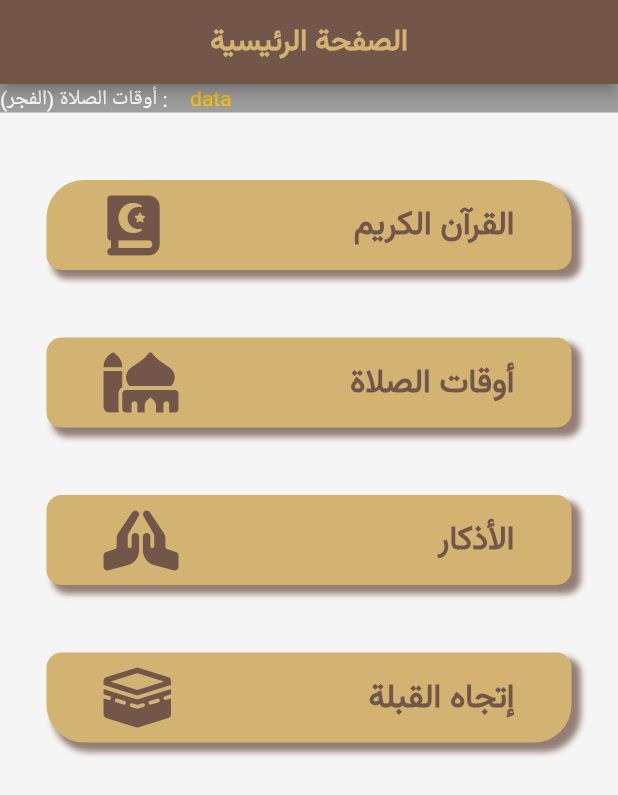
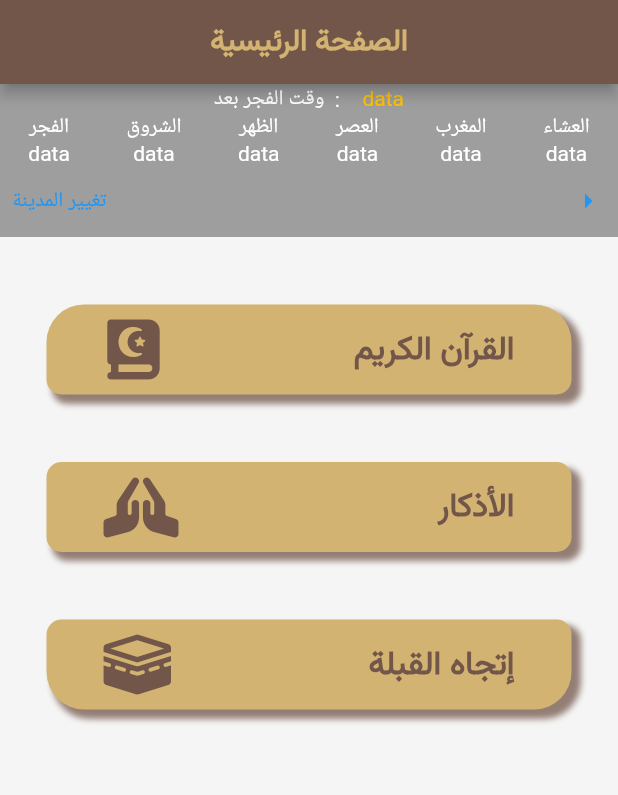
Before and after one commit to BashmailOmar/Alquran-Alshamel, a Flutter app: the screen it shows after launch, on a phone screen of 412 x 824 dp. Shown: the top 795 px of the screen. Run offline on Flutter 3.47's test engine with Material 2 defaults, Android fonts, the phone set to English and light mode, and no system bars; our stand-ins replace font_awesome_flutter.

Commit message:
upload files-2

```diff
--- a/lib/components/pray_time.dart
+++ b/lib/components/pray_time.dart
@@ -11,15 +11,24 @@ class PrayTime extends StatefulWidget {
 
 class _PrayTimeState extends State<PrayTime> {
   late final String prayName = "الفجر";
+  String fajr = "الفجر";
+  String sunrise = "الشروق";
+  String dhohr = "الظهر";
+  String asr = "العصر";
+  String maghreb = "المغرب";
+  String isha = "العشاء";
+
   @override
   Widget build(BuildContext context) {
     return Container(
       color: Colors.grey,
       child: Column(
+        crossAxisAlignment: CrossAxisAlignment.center,
         children: [
           Row(
+            mainAxisAlignment: MainAxisAlignment.center,
             children: [
-              Text("أوقات الصلاة ($prayName) :"),
+              Text("وقت $prayName بعد  :"),
               SizedBox(
                 width: 15,
               ),
@@ -29,6 +38,54 @@ class _PrayTimeState extends State<PrayTime> {
               )
             ],
           ),
+          Row(
+            mainAxisAlignment: MainAxisAlignment.spaceAround,
+            children: [
+              Column(
+                children: [
+                  Text(fajr),
+                  Text("data"),
+                ],
+              ),
+              Column(
+                children: [
+                  Text(sunrise),
+                  Text("data"),
+                ],
+              ),
+              Column(
+                children: [
+                  Text(dhohr),
+                  Text("data"),
+                ],
+              ),
+              Column(
+                children: [
+                  Text(asr),
+                  Text("data"),
+                ],
+              ),
+              Column(
+                children: [
+                  Text(maghreb),
+                  Text("data"),
+                ],
+              ),
+              Column(
+                children: [
+                  Text(isha),
+                  Text("data"),
+                ],
+              ),
+            ],
+          ),
+          TextButton(
+            onPressed: () {},
+            child: Row(
+              mainAxisAlignment: MainAxisAlignment.spaceBetween,
+              children: [Text("تغيير المدينة"), Icon(Icons.arrow_right)],
+            ),
+          )
         ],
       ),
     );
--- a/lib/screens/home_screen.dart
+++ b/lib/screens/home_screen.dart
@@ -48,17 +48,6 @@ class _HomeScreenState extends State<HomeScreen> {
                     height: dividerHeight,
                   ),
                   CustomButton(
-                      cardIcon: FontAwesomeIcons.mosque,
-                      cardText: "أوقات الصلاة",
-                      topLeft: 10,
-                      topRight: 10,
-                      bottomLeft: 10,
-                      bottomRight: 10,
-                      navigatTo: QuranScreen()),
-                  const Divider(
-                    height: dividerHeight,
-                  ),
-                  CustomButton(
                       cardIcon: FontAwesomeIcons.prayingHands,
                       cardText: "الأذكار",
                       topLeft: 10,
```
